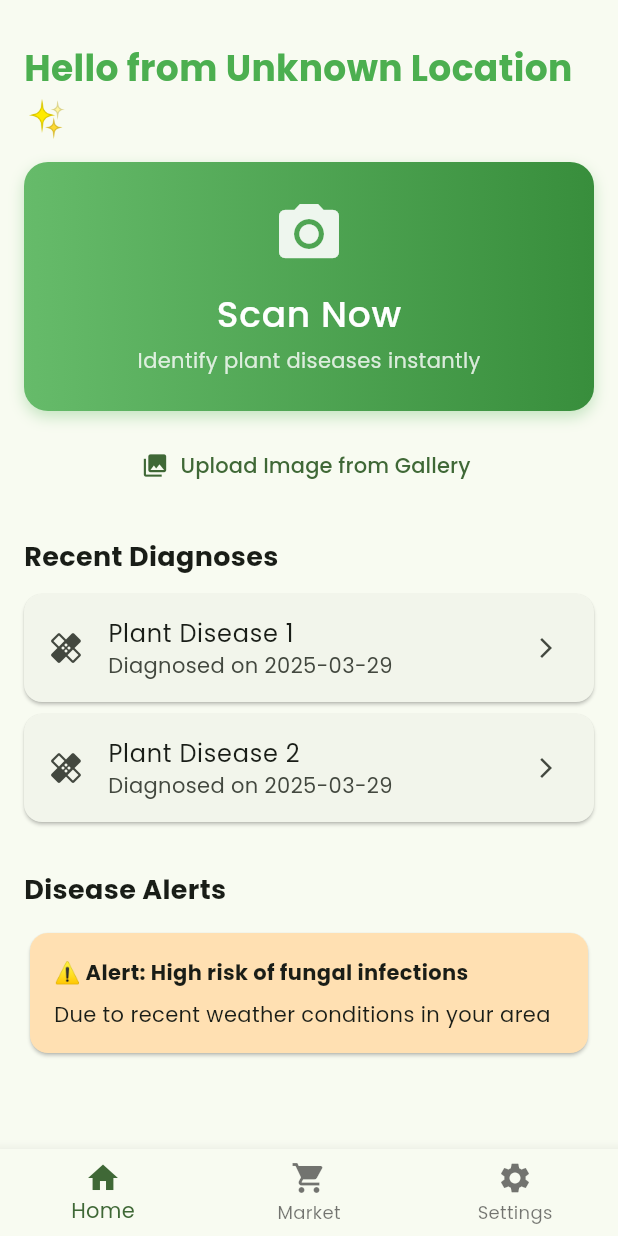
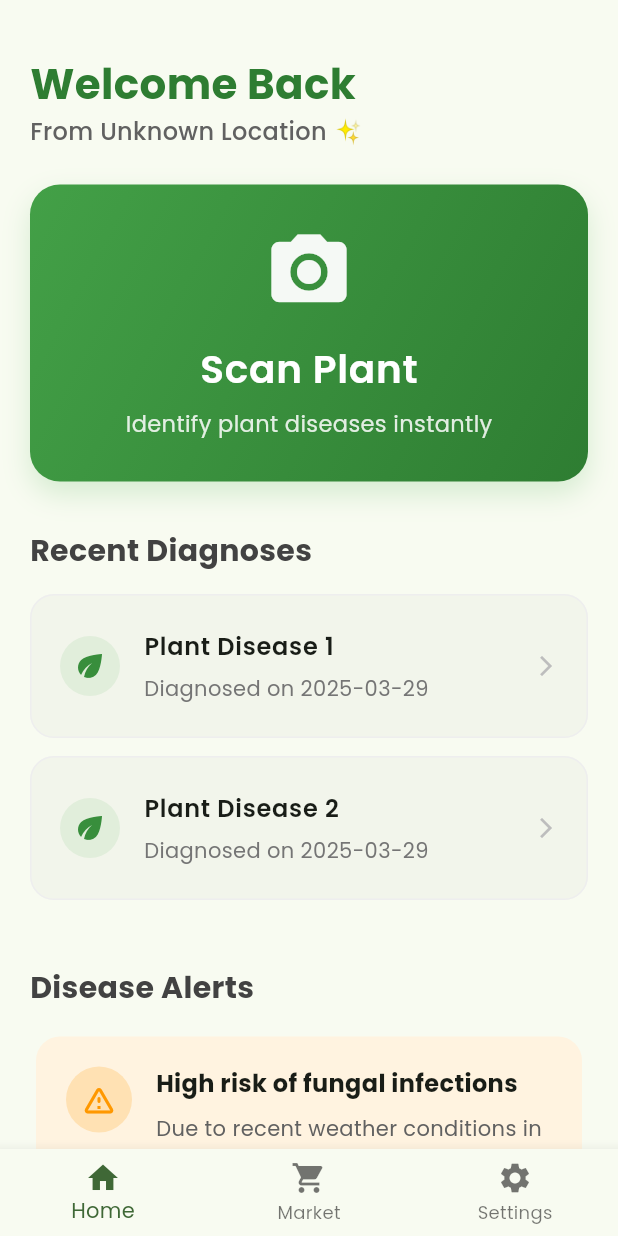
Before and after one commit to Dev-Salem/plant_app, a Flutter app: the screen it shows after launch, on a phone screen of 412 x 824 dp. Run offline on Flutter 3.47's test engine with Material 3 defaults, Android fonts, the phone set to English and light mode, and no system bars; drawn by our look-alikes of flutter_animate; our stand-ins replace appwrite, awesome_extensions, flex_color_scheme, flutter_riverpod, geocoding, geolocator and 4 more; generated files the repository leaves out were written again.

Commit message:
feat: :lipstick: improve the design of home tab

```diff
--- a/lib/features/scan/presentation/screens/tabs/home_tab.dart
+++ b/lib/features/scan/presentation/screens/tabs/home_tab.dart
@@ -1,6 +1,7 @@
 import 'package:flutter/material.dart';
 import 'package:geolocator/geolocator.dart';
 import 'package:geocoding/geocoding.dart';
+import 'package:flutter_animate/flutter_animate.dart';
 
 class HomeTab extends StatefulWidget {
   const HomeTab({super.key});
@@ -64,109 +65,120 @@ class _HomeTabState extends State<HomeTab> {
   @override
   Widget build(BuildContext context) {
     return SingleChildScrollView(
-      padding: const EdgeInsets.all(16.0),
+      padding: const EdgeInsets.all(20.0),
+      physics: const BouncingScrollPhysics(),
       child: Column(
         crossAxisAlignment: CrossAxisAlignment.stretch,
         children: [
-          const SizedBox(height: 12),
+          const SizedBox(height: 16),
           Text(
-            'Hello from ${_isLoadingLocation ? "..." : (_locationName ?? "Unknown Location")} ✨',
+                'Welcome Back',
                 style: const TextStyle(
-              fontSize: 24,
+                  fontSize: 28,
                   fontWeight: FontWeight.bold,
-              color: Colors.green,
+                  color: Color(0xFF2E7D32),
                 ),
+              )
+              .animate()
+              .fade(duration: 500.ms)
+              .slideY(begin: 0.2, end: 0, duration: 500.ms, curve: Curves.easeOutQuad),
+          Text(
+                _isLoadingLocation
+                    ? "Finding your location..."
+                    : "From ${_locationName ?? "Unknown Location"} ✨",
+                style: TextStyle(
+                  fontSize: 16,
+                  fontWeight: FontWeight.w500,
+                  color: Colors.grey[700],
                 ),
-          const SizedBox(height: 12),
+              )
+              .animate()
+              .fade(duration: 500.ms, delay: 200.ms)
+              .slideY(
+                begin: 0.2,
+                end: 0,
+                duration: 500.ms,
+                delay: 200.ms,
+                curve: Curves.easeOutQuad,
+              ),
+          const SizedBox(height: 24),
           InkWell(
                 onTap: () {
                   // TODO: Implement camera scanning
                 },
+                borderRadius: BorderRadius.circular(20),
                 child: Container(
-              padding: const EdgeInsets.symmetric(vertical: 24.0),
+                  padding: const EdgeInsets.symmetric(vertical: 28.0, horizontal: 16.0),
                   decoration: BoxDecoration(
-                gradient: LinearGradient(
-                  colors: [Colors.green.shade400, Colors.green.shade700],
+                    gradient: const LinearGradient(
+                      colors: [Color(0xFF43A047), Color(0xFF2E7D32)],
+                      begin: Alignment.topLeft,
+                      end: Alignment.bottomRight,
                     ),
-                borderRadius: BorderRadius.circular(16),
+                    borderRadius: BorderRadius.circular(20),
                     boxShadow: [
                       BoxShadow(
-                    color: Colors.green.withOpacity(0.3),
-                    blurRadius: 8,
-                    offset: const Offset(0, 4),
+                        color: Colors.green.withOpacity(0.2),
+                        blurRadius: 15,
+                        offset: const Offset(0, 8),
                       ),
                     ],
                   ),
                   child: Column(
                     children: [
-                  Icon(Icons.camera_alt, size: 48, color: Colors.white.withOpacity(0.9)),
-                  const SizedBox(height: 12),
+                      Icon(Icons.camera_alt, size: 60, color: Colors.white.withOpacity(0.95)),
+                      const SizedBox(height: 16),
                       const Text(
-                    'Scan Now',
+                        'Scan Plant',
                         style: TextStyle(
-                      fontSize: 24,
+                          fontSize: 26,
                           color: Colors.white,
-                      fontWeight: FontWeight.w500,
+                          fontWeight: FontWeight.w600,
                           letterSpacing: 0.5,
                         ),
                       ),
-                  const SizedBox(height: 4),
+                      const SizedBox(height: 8),
                       Text(
                         'Identify plant diseases instantly',
-                    style: TextStyle(fontSize: 14, color: Colors.white.withOpacity(0.8)),
+                        style: TextStyle(fontSize: 15, color: Colors.white.withOpacity(0.85)),
                       ),
                     ],
                   ),
                 ),
+              )
+              .animate()
+              .fade(duration: 700.ms, delay: 300.ms)
+              .scale(begin: const Offset(0.95, 0.95), duration: 700.ms, delay: 300.ms)
+              .shimmer(duration: 1200.ms, delay: 1000.ms),
+          const SizedBox(height: 32),
+
+          Text(
+                'Recent Diagnoses',
+                style: TextStyle(
+                  fontSize: 20,
+                  fontWeight: FontWeight.bold,
+                  color: Colors.grey[800],
                 ),
-          const SizedBox(height: 12),
-          TextButton.icon(
-            onPressed: () {
-              // TODO: Implement gallery upload
-            },
-            icon: const Icon(Icons.photo_library),
-            label: const Text('Upload Image from Gallery'),
+              )
+              .animate()
+              .fade(duration: 500.ms, delay: 400.ms)
+              .slideX(begin: -0.1, end: 0, duration: 500.ms, delay: 400.ms),
+          const SizedBox(height: 14),
+          _buildRecentDiagnoses(),
+          const SizedBox(height: 32),
+          Text(
+                'Disease Alerts',
+                style: TextStyle(
+                  fontSize: 20,
+                  fontWeight: FontWeight.bold,
+                  color: Colors.grey[800],
                 ),
-          const SizedBox(height: 24),
-          const Text(
-            'Recent Diagnoses',
-            style: TextStyle(fontSize: 18, fontWeight: FontWeight.bold),
-          ),
-          const SizedBox(height: 12),
-          _buildRecentDiagnoses(),
-          const SizedBox(height: 24),
-          const Text(
-            'Disease Alerts',
-            style: TextStyle(fontSize: 18, fontWeight: FontWeight.bold),
-          ),
-          const SizedBox(height: 12),
+              )
+              .animate()
+              .fade(duration: 500.ms, delay: 500.ms)
+              .slideX(begin: -0.1, end: 0, duration: 500.ms, delay: 500.ms),
+          const SizedBox(height: 14),
           _buildDiseaseAlerts(),
-        ],
-      ),
-    );
-  }
-
-  Widget _buildLocationWidget() {
-    return Container(
-      padding: const EdgeInsets.symmetric(vertical: 8, horizontal: 16),
-      decoration: BoxDecoration(
-        color: Colors.green.shade50,
-        borderRadius: BorderRadius.circular(8),
-        border: Border.all(color: Colors.green.shade200),
-      ),
-      child: Row(
-        children: [
-          Icon(Icons.location_on, color: Colors.green.shade700, size: 20),
-          const SizedBox(width: 8),
-          Expanded(
-            child:
-                _isLoadingLocation
-                    ? const Text('Getting location...', style: TextStyle(color: Colors.grey))
-                    : Text(
-                      _currentAddress ?? 'Location unavailable',
-                      style: TextStyle(color: Colors.green.shade900),
-                    ),
-          ),
         ],
       ),
     );
@@ -177,35 +189,86 @@ class _HomeTabState extends State<HomeTab> {
       children: List.generate(
             2,
             (index) => Card(
-          margin: const EdgeInsets.only(bottom: 8),
+              margin: const EdgeInsets.only(bottom: 12),
+              elevation: 0,
+              shape: RoundedRectangleBorder(
+                borderRadius: BorderRadius.circular(16),
+                side: BorderSide(color: Colors.grey.shade200),
+              ),
               child: ListTile(
-            leading: const Icon(Icons.healing),
-            title: Text('Plant Disease ${index + 1}'),
-            subtitle: Text('Diagnosed on ${DateTime.now().toString().split(' ')[0]}'),
-            trailing: const Icon(Icons.arrow_forward_ios, size: 16),
+                contentPadding: const EdgeInsets.symmetric(horizontal: 20, vertical: 12),
+                leading: CircleAvatar(
+                  backgroundColor: Colors.green.withOpacity(0.1),
+                  child: Icon(Icons.eco, color: Colors.green[700]),
+                ),
+                title: Text(
+                  'Plant Disease ${index + 1}',
+                  style: const TextStyle(fontWeight: FontWeight.w600),
+                ),
+                subtitle: Padding(
+                  padding: const EdgeInsets.only(top: 6.0),
+                  child: Text(
+                    'Diagnosed on ${DateTime.now().toString().split(' ')[0]}',
+                    style: TextStyle(color: Colors.grey[600]),
                   ),
                 ),
+                trailing: Icon(Icons.arrow_forward_ios, size: 16, color: Colors.grey[400]),
+              ),
+            ),
+          )
+          .animate(interval: 200.ms)
+          .fade(duration: 400.ms, delay: 600.ms)
+          .slideY(
+            begin: 0.3,
+            end: 0,
+            duration: 400.ms,
+            delay: 600.ms,
+            curve: Curves.easeOutQuad,
           ),
     );
   }
 
   Widget _buildDiseaseAlerts() {
     return Card(
-      color: Colors.orange[100],
-      child: const Padding(
-        padding: EdgeInsets.all(16.0),
+          elevation: 0,
+          color: const Color(0xFFFFF3E0),
+          shape: RoundedRectangleBorder(borderRadius: BorderRadius.circular(16)),
+          child: Padding(
+            padding: const EdgeInsets.all(20.0),
+            child: Row(
+              crossAxisAlignment: CrossAxisAlignment.start,
+              children: [
+                Container(
+                  padding: const EdgeInsets.all(10),
+                  decoration: BoxDecoration(
+                    color: Colors.orange.withOpacity(0.2),
+                    shape: BoxShape.circle,
+                  ),
+                  child: const Icon(Icons.warning_amber_rounded, color: Colors.orange),
+                ),
+                const SizedBox(width: 16),
+                Expanded(
                   child: Column(
                     crossAxisAlignment: CrossAxisAlignment.start,
                     children: [
+                      const Text(
+                        'High risk of fungal infections',
+                        style: TextStyle(fontWeight: FontWeight.bold, fontSize: 16),
+                      ),
+                      const SizedBox(height: 8),
                       Text(
-              '⚠️ Alert: High risk of fungal infections',
-              style: TextStyle(fontWeight: FontWeight.bold),
+                        'Due to recent weather conditions in your area',
+                        style: TextStyle(color: Colors.grey[700]),
                       ),
-            SizedBox(height: 8),
-            Text('Due to recent weather conditions in your area'),
                     ],
                   ),
                 ),
-    );
+              ],
+            ),
+          ),
+        )
+        .animate()
+        .fade(duration: 500.ms, delay: 800.ms)
+        .slideY(begin: 0.3, end: 0, duration: 500.ms, delay: 800.ms);
   }
 }
```
Lines whose indentation alone changed are shown as unchanged.
